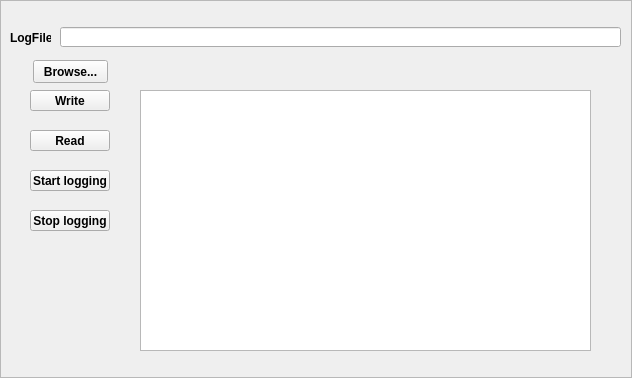
Above: commonsrc/loggingframe.ui from hancse/powermeter before the change. Below: the same form after it.
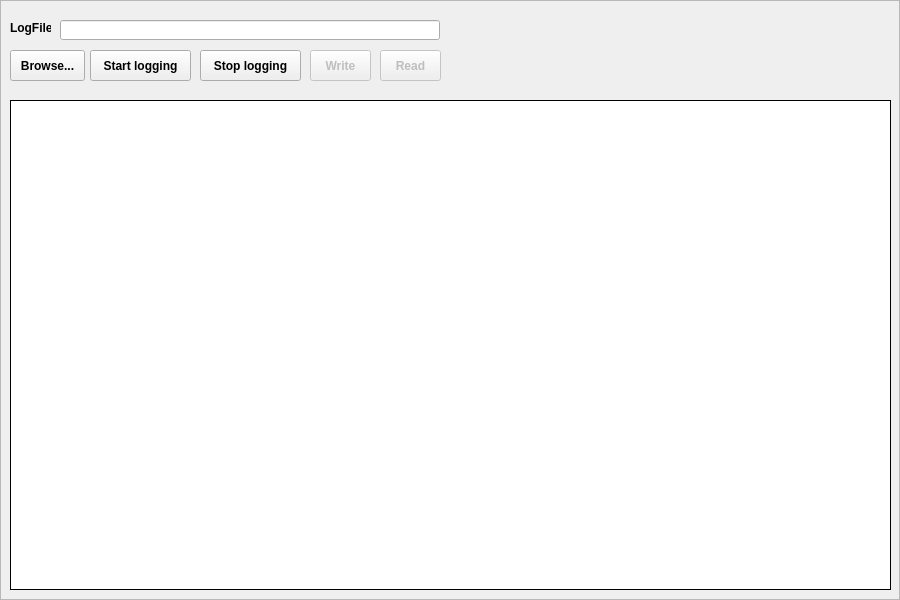
That is the form after the change.

Commit message: Added StripFrame and updated LoggingFrame class

```diff
--- a/commonsrc/loggingframe.ui
+++ b/commonsrc/loggingframe.ui
@@ -6,8 +6,8 @@
    <rect>
     <x>0</x>
     <y>0</y>
-    <width>632</width>
-    <height>378</height>
+    <width>900</width>
+    <height>600</height>
    </rect>
   </property>
   <property name="font">
@@ -29,7 +29,7 @@
    <property name="geometry">
     <rect>
      <x>10</x>
-     <y>30</y>
+     <y>20</y>
      <width>41</width>
      <height>16</height>
     </rect>
@@ -41,10 +41,10 @@
   <widget class="QPushButton" name="pushButton">
    <property name="geometry">
     <rect>
-     <x>33</x>
-     <y>60</y>
+     <x>10</x>
+     <y>50</y>
      <width>75</width>
-     <height>23</height>
+     <height>31</height>
     </rect>
    </property>
    <property name="text">
@@ -55,19 +55,22 @@
    <property name="geometry">
     <rect>
      <x>60</x>
-     <y>27</y>
-     <width>561</width>
+     <y>20</y>
+     <width>380</width>
      <height>20</height>
     </rect>
    </property>
   </widget>
   <widget class="QPushButton" name="btnWrite">
+   <property name="enabled">
+    <bool>false</bool>
+   </property>
    <property name="geometry">
     <rect>
-     <x>30</x>
-     <y>90</y>
-     <width>80</width>
-     <height>21</height>
+     <x>310</x>
+     <y>50</y>
+     <width>61</width>
+     <height>31</height>
     </rect>
    </property>
    <property name="text">
@@ -75,12 +78,15 @@
    </property>
   </widget>
   <widget class="QPushButton" name="btnRead">
+   <property name="enabled">
+    <bool>false</bool>
+   </property>
    <property name="geometry">
     <rect>
-     <x>30</x>
-     <y>130</y>
-     <width>80</width>
-     <height>21</height>
+     <x>380</x>
+     <y>50</y>
+     <width>61</width>
+     <height>31</height>
     </rect>
    </property>
    <property name="text">
@@ -90,20 +96,26 @@
   <widget class="QPlainTextEdit" name="plainTextEdit">
    <property name="geometry">
     <rect>
-     <x>140</x>
-     <y>90</y>
-     <width>451</width>
-     <height>261</height>
+     <x>10</x>
+     <y>100</y>
+     <width>881</width>
+     <height>490</height>
     </rect>
    </property>
+   <property name="frameShape">
+    <enum>QFrame::Box</enum>
+   </property>
+   <property name="frameShadow">
+    <enum>QFrame::Plain</enum>
+   </property>
   </widget>
   <widget class="QPushButton" name="btnStartLog">
    <property name="geometry">
     <rect>
-     <x>30</x>
-     <y>170</y>
-     <width>80</width>
-     <height>21</height>
+     <x>90</x>
+     <y>50</y>
+     <width>101</width>
+     <height>31</height>
     </rect>
    </property>
    <property name="text">
@@ -113,10 +125,10 @@
   <widget class="QPushButton" name="btnStopLog">
    <property name="geometry">
     <rect>
-     <x>30</x>
-     <y>210</y>
-     <width>80</width>
-     <height>21</height>
+     <x>200</x>
+     <y>50</y>
+     <width>101</width>
+     <height>31</height>
     </rect>
    </property>
    <property name="text">
```
Left out of the diff: 4 changed lines with no effect on the pictures. The commit also changes 8 other files.
